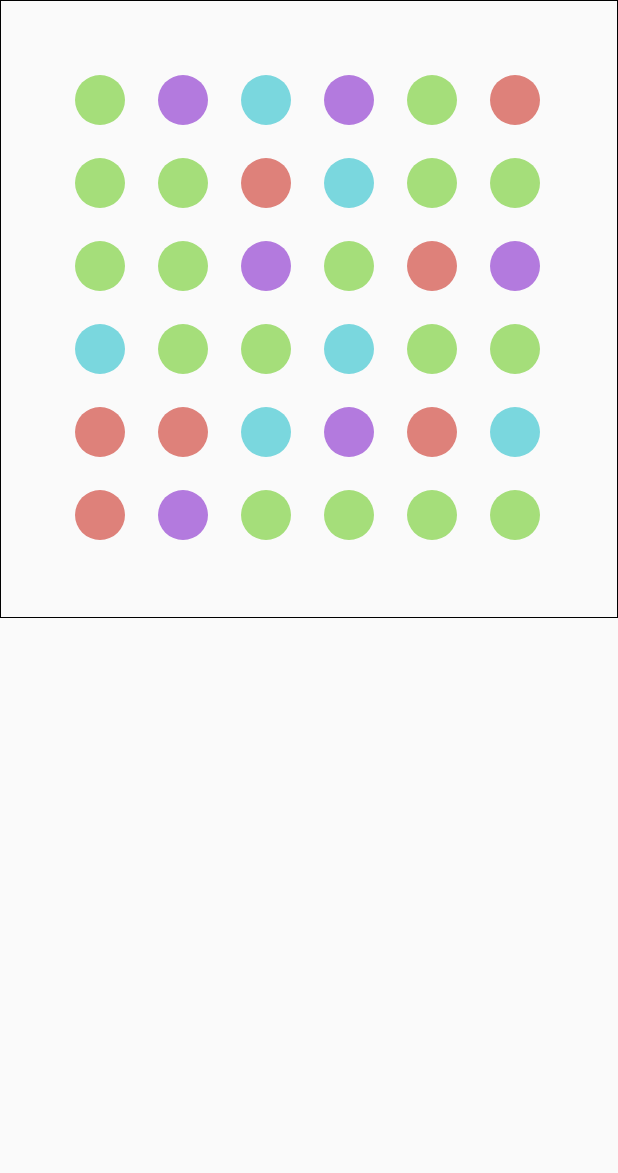
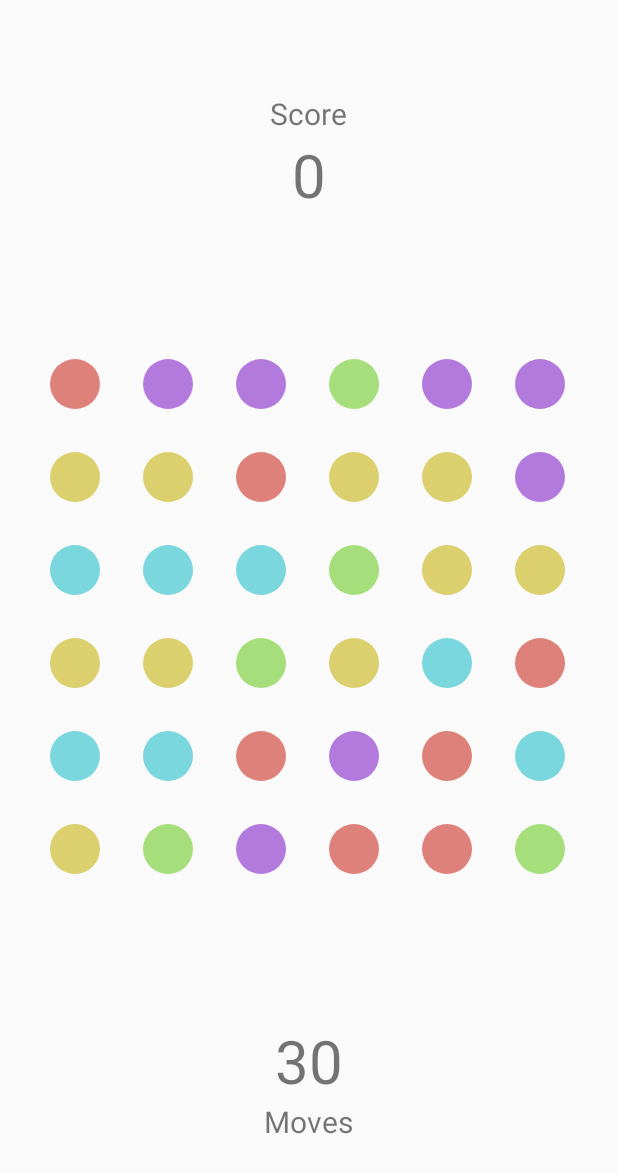
Before and after one commit to atligud13/ANDR-DOTS, an Android app: the GameActivity screen opened directly, with no data from a screen before it, on a phone screen of 412 x 824 dp. Shown: the top 1173 px of the screen. Run offline under Robolectric (Android 15) with nearby library versions, the phone set to English and light mode, and no system bars; network calls fail.

Commit message:
Game mostly works, but doesn't end

```diff
--- a/Dots/app/src/main/AndroidManifest.xml
+++ b/Dots/app/src/main/AndroidManifest.xml
@@ -9,8 +9,7 @@
         android:theme="@style/AppTheme" >
         <activity
             android:name=".MainActivity"
-            android:label="@string/app_name"
-            android:theme="@style/Theme.AppCompat.Light.NoActionBar" >
+            android:label="@string/app_name" >
             <intent-filter>
                 <action android:name="android.intent.action.MAIN" />
 
@@ -19,13 +18,12 @@
         </activity>
         <activity
             android:name=".BoardSelector"
-            android:label="@string/title_activity_board_selector"
-            android:theme="@style/Theme.AppCompat.Light.NoActionBar" >
+            android:label="@string/title_activity_board_selector" >
         </activity>
         <activity
             android:name=".GameActivity"
             android:label="@string/title_activity_game"
-            android:theme="@style/Theme.AppCompat.Light.NoActionBar" >
+            android:screenOrientation="portrait" >
         </activity>
         <activity
             android:name=".HighScoresActivity"
--- a/Dots/app/src/main/java/nett/arnar/atli/dots/BoardView.java
+++ b/Dots/app/src/main/java/nett/arnar/atli/dots/BoardView.java
@@ -23,24 +23,21 @@ import nett.arnar.atli.dots.Shapes.Circle;
  */
 public class BoardView extends View {
     private int m_circleGap;
-
     private int numCells;
-    private Rect m_rect = new Rect();
-    private RectF m_circle = new RectF();
     private Path m_path = new Path();
     private Paint m_paintCell = new Paint();
     private Paint m_paintCircle = new Paint();
     private Paint m_paintPath = new Paint();
-    private boolean m_moving = false;
     private List<Point> m_cellPath = new ArrayList<Point>();
     private Point m_currentPoint;
+    private int m_score = 0;
+    private int m_moves = 30;
     private Circle[][] circles;
+    private GameListener listener;
 
-    public BoardView(Context context, int cells) {
-        super(context);
-        numCells = cells;
-
-        setPadding(100, 100, 100, 100);
+    public BoardView(Context context, AttributeSet attrs) {
+        super(context, attrs);
+        numCells = 6;
 
         m_currentPoint = new Point(0, 0);
 
@@ -58,10 +55,20 @@ public class BoardView extends View {
         m_paintPath.setAntiAlias(true);
     }
 
+    public void setGameListener(GameListener l) {
+        listener = l;
+        listener.onMove(m_score, m_moves);
+    }
+
+    public void setNumCells(int cells) {
+        numCells = cells;
+    }
+
     @Override
-    protected void onLayout (boolean changed, int left, int top, int right, int bottom) {
+    protected void onLayout(boolean changed, int left, int top, int right, int bottom) {
         super.onLayout(changed, left, top, right, bottom);
-        initCircles();
+        // Only initialize one time
+        if (circles == null) initCircles();
     }
 
     @Override
@@ -82,8 +89,6 @@ public class BoardView extends View {
 
     @Override
     public void onDraw(Canvas canvas) {
-        m_rect.set(0, 0, getWidth(), getHeight());
-        canvas.drawRect(m_rect, m_paintCell);
 
         for (int i = 0; i < numCells; ++i) {
             int x = colToX(i);
@@ -135,6 +140,10 @@ public class BoardView extends View {
         else if (event.getAction() == MotionEvent.ACTION_UP) {
             if (m_cellPath.size() > 1) {
                 removeCircles();
+                m_moves--;
+                m_score += m_cellPath.size();
+                listener.onMove(m_score, m_moves);
+                if (m_moves < 1) listener.onGameOver();
             }
             m_cellPath.clear();
             invalidate();
@@ -146,12 +155,22 @@ public class BoardView extends View {
     private void addToPath(Circle c) {
         Point point = new Point(xToCol((int)c.getX()), yToRow((int)c.getY()));
 
-        // TODO: check if adjacent
+        // Check if it's the first point
+        if (!m_cellPath.isEmpty()) {
+            Point lastP = m_cellPath.get(m_cellPath.size() - 1);
 
-        for (Point p : m_cellPath) {
-            if (p.x == point.x && p.y == point.y) {
-                // Point is already in the path
+            // Check if point is adjacent
+            if (!(lastP.x - 1 == point.x && lastP.y == point.y || // Left of
+                  lastP.x + 1 == point.x && lastP.y == point.y || // Right of
+                  lastP.y - 1 == point.y && lastP.x == point.x || // Above
+                  lastP.y + 1 == point.y && lastP.x == point.x))  // Below
                 return;
+
+            for (Point p : m_cellPath) {
+                if (p.x == point.x && p.y == point.y) {
+                    // Point is already in the path
+                    return;
+                }
             }
         }
 
@@ -172,25 +191,15 @@ public class BoardView extends View {
     }
 
     private Circle getOverlappingCircle(int x, int y) {
-        int col = -1;
+        int col = xToCol(x);
+        int row = yToRow(y);
 
-        for (int i = 0; i < numCells; ++i) {
-            Circle c = circles[i][0];
-            if (c.getCircle().contains(x, c.getY())) {
-                col = i;
-                break;
-            }
+        // Make sure col and row is within range
+        if (col < numCells && row < numCells && col >= 0 && row >= 0) {
+            Circle c = circles[col][row];
+
+            if (c.getCircle().contains(x, y)) return c;
         }
-
-        if (col == -1) return null;
-
-        for (int i = 0; i < numCells; ++i) {
-            Circle c = circles[col][i];
-            if (c.getCircle().contains(x, y)) {
-                return c;
-            }
-        }
-
         return null;
     }
 
@@ -198,7 +207,7 @@ public class BoardView extends View {
         Random rand = new Random();
         int radius = getMeasuredWidth() / (numCells * 4);
         for (Point p : m_cellPath) {
-            circles[p.x][p.y] = new Circle(COLOR_POOL[rand.nextInt(4)], radius);
+            circles[p.x][p.y] = new Circle(COLOR_POOL[rand.nextInt(5)], radius);
         }
     }
 
@@ -218,8 +227,13 @@ public class BoardView extends View {
         int radius = getMeasuredWidth() / (numCells * 4);
         for (int i = 0; i < numCells; ++i) {
             for (int j = 0; j < numCells; ++j) {
-                circles[i][j] = new Circle(COLOR_POOL[rand.nextInt(4)], radius);
+                circles[i][j] = new Circle(COLOR_POOL[rand.nextInt(5)], radius);
             }
         }
     }
+
+    public interface GameListener {
+        public void onGameOver();
+        public void onMove(int score, int moves);
+    }
 }
--- a/Dots/app/src/main/java/nett/arnar/atli/dots/GameActivity.java
+++ b/Dots/app/src/main/java/nett/arnar/atli/dots/GameActivity.java
@@ -15,27 +15,40 @@ import android.widget.TextView;
 import java.util.Random;
 
 import nett.arnar.atli.dots.Shapes.Circle;
+import nett.arnar.atli.dots.BoardView.GameListener;
 
 public class GameActivity extends AppCompatActivity {
     private BoardView boardView;
+    private TextView tv_score;
+    private TextView tv_moves;
+
+    private GameListener gameListener = new GameListener() {
+        @Override
+        public void onGameOver() {
+
+        }
+
+        @Override
+        public void onMove(int score, int moves) {
+            tv_score.setText(String.valueOf(score));
+            tv_moves.setText(String.valueOf(moves));
+        }
+    };
 
     @Override
     protected void onCreate(Bundle savedInstanceState) {
         super.onCreate(savedInstanceState);
         setContentView(R.layout.activity_game);
 
+        tv_score = (TextView) findViewById(R.id.tv_score);
+        tv_moves = (TextView) findViewById(R.id.tv_moves);
 
         //Get the message from intent
         Intent intent = getIntent();
         int numCells = intent.getIntExtra(BoardSelector.GAME_MODE, 6);
 
-        // Creating the board view
-        boardView = new BoardView(this, numCells);
-        boardView.setLayoutParams(new LinearLayout.LayoutParams(ViewGroup.LayoutParams.MATCH_PARENT,
-                ViewGroup.LayoutParams.MATCH_PARENT));
-
-        // Adding the board view the the parent layout
-        LinearLayout layout = (LinearLayout) findViewById(R.id.gameLayout);
-        layout.addView(boardView);
+        boardView = (BoardView) findViewById(R.id.v_bv);
+        boardView.setNumCells(numCells);
+        boardView.setGameListener(gameListener);
     }
 }
--- a/Dots/app/src/main/res/layout/activity_game.xml
+++ b/Dots/app/src/main/res/layout/activity_game.xml
@@ -1,7 +1,45 @@
-<LinearLayout xmlns:android="http://schemas.android.com/apk/res/android"
+<RelativeLayout xmlns:android="http://schemas.android.com/apk/res/android"
     android:layout_width="match_parent"
     android:layout_height="match_parent"
-    android:id="@+id/gameLayout"
-    android:orientation="vertical">
-
-</LinearLayout>
+    android:id="@+id/gameLayout">
+    <LinearLayout
+        android:layout_width="match_parent"
+        android:layout_height="fill_parent"
+        android:orientation="vertical"
+        android:gravity="center"
+        android:layout_above="@+id/v_bv">
+        <TextView
+            android:layout_width="wrap_content"
+            android:layout_height="wrap_content"
+            android:text="@string/game_score"
+            android:textSize="20sp"/>
+        <TextView
+            android:layout_width="wrap_content"
+            android:layout_height="wrap_content"
+            android:id="@+id/tv_score"
+            android:textSize="40sp"/>
+    </LinearLayout>
+    <nett.arnar.atli.dots.BoardView
+        android:layout_width="wrap_content"
+        android:layout_height="wrap_content"
+        android:id="@+id/v_bv"
+        android:padding="50dp"
+        android:layout_centerVertical="true"/>
+    <LinearLayout
+        android:layout_width="match_parent"
+        android:layout_height="fill_parent"
+        android:orientation="vertical"
+        android:gravity="center"
+        android:layout_below="@+id/v_bv">
+        <TextView
+            android:layout_width="wrap_content"
+            android:layout_height="wrap_content"
+            android:id="@+id/tv_moves"
+            android:textSize="40sp"/>
+        <TextView
+            android:layout_width="wrap_content"
+            android:layout_height="wrap_content"
+            android:text="@string/game_moves"
+            android:textSize="20sp"/>
+    </LinearLayout>
+</RelativeLayout>
--- a/Dots/app/src/main/res/values/strings.xml
+++ b/Dots/app/src/main/res/values/strings.xml
@@ -21,4 +21,7 @@
     <string name="set_high_score_message">Pick a username mate</string>
 
     <string name="title_activity_options">OptionsActivity</string>
+
+    <string name="game_score">Score</string>
+    <string name="game_moves">Moves</string>
 </resources>
--- a/Dots/app/src/main/res/values/styles.xml
+++ b/Dots/app/src/main/res/values/styles.xml
@@ -1,7 +1,7 @@
 <resources>
 
     <!-- Base application theme. -->
-    <style name="AppTheme" parent="Theme.AppCompat.Light.DarkActionBar">
+    <style name="AppTheme" parent="Theme.AppCompat.Light.NoActionBar">
         <!-- Customize your theme here. -->
     </style>
 
```
